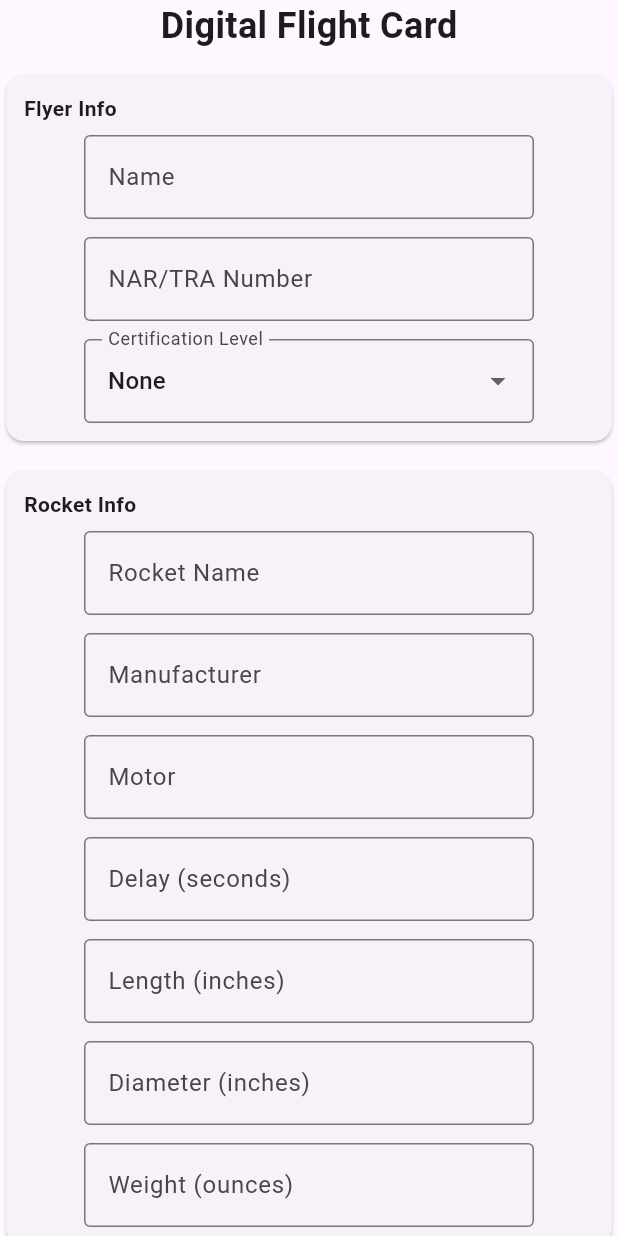
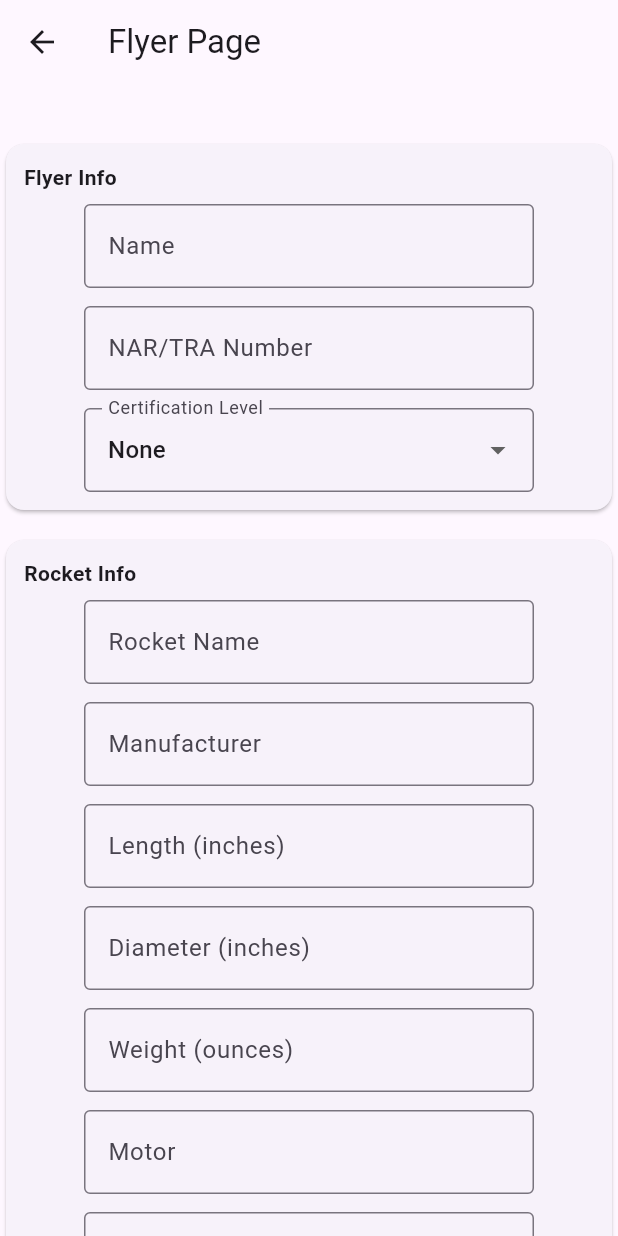
Before and after one commit to coastphase/digital-flight-card, a Flutter app: the FlyerPage screen opened directly, on a phone screen of 412 x 824 dp. Run offline on Flutter 3.47's test engine with Material 3 defaults, Android fonts, the phone set to English and light mode, and no system bars; our stand-ins replace qr_flutter, shared_preferences; missing offline and left inert: mobile_scanner; accounts and stored records are empty.

Commit message:
Updated formatting and spacing

```diff
--- a/app/digital_flight_card/lib/flyer_page.dart
+++ b/app/digital_flight_card/lib/flyer_page.dart
@@ -70,20 +70,26 @@ class _FlyerPageState extends State<FlyerPage> {
   @override
   Widget build(BuildContext context) {
     return Scaffold(
-      body: Center(
+      appBar: AppBar(title: const Text('Flyer Page')),
+      body: Padding(
+        padding: const EdgeInsets.only(top: 24.0),
+        child: Center(
           child: SingleChildScrollView(
             child: Column(
               mainAxisSize: MainAxisSize.min,
               children: [
+                //const Text('Digital Flight Card', style: TextStyle(fontSize: 24, fontWeight: FontWeight.bold)),
                 if (_qrData.isNotEmpty) ...[
-                QrImageView(
+                  Padding(
+                    padding: const EdgeInsets.all(24.0),
+                    child: QrImageView(
                       data: _qrData,
                       version: QrVersions.auto,
                       size: 200.0,
                     ),
+                  ),
                   const SizedBox(height: 16),
                 ],
-              const Text('Digital Flight Card', style: TextStyle(fontSize: 24, fontWeight: FontWeight.bold)),
                 const SizedBox(height: 12),
                 Card(
                   child: Padding(
@@ -181,29 +187,6 @@ class _FlyerPageState extends State<FlyerPage> {
                         SizedBox(
                           width: 300,
                           child: TextField(
-                          controller: _rocketMotorController,
-                          decoration: const InputDecoration(
-                            labelText: 'Motor',
-                            border: OutlineInputBorder(),
-                          ),
-                        ),
-                      ),
-                      const SizedBox(height: 12),
-                      SizedBox(
-                        width: 300,
-                        child: TextField(
-                          controller: _rocketDelayController,
-                          keyboardType: TextInputType.number,
-                          decoration: const InputDecoration(
-                            labelText: 'Delay (seconds)',
-                            border: OutlineInputBorder(),
-                          ),
-                        ),
-                      ),
-                      const SizedBox(height: 12),
-                      SizedBox(
-                        width: 300,
-                        child: TextField(
                             controller: _rocketLengthController,
                             keyboardType: const TextInputType.numberWithOptions(decimal: true),
                             decoration: const InputDecoration(
@@ -232,6 +215,29 @@ class _FlyerPageState extends State<FlyerPage> {
                             keyboardType: const TextInputType.numberWithOptions(decimal: true),
                             decoration: const InputDecoration(
                               labelText: 'Weight (ounces)',
+                              border: OutlineInputBorder(),
+                            ),
+                          ),
+                        ),
+                        const SizedBox(height: 12),
+                        SizedBox(
+                          width: 300,
+                          child: TextField(
+                            controller: _rocketMotorController,
+                            decoration: const InputDecoration(
+                              labelText: 'Motor',
+                              border: OutlineInputBorder(),
+                            ),
+                          ),
+                        ),
+                        const SizedBox(height: 12),
+                        SizedBox(
+                          width: 300,
+                          child: TextField(
+                            controller: _rocketDelayController,
+                            keyboardType: TextInputType.number,
+                            decoration: const InputDecoration(
+                              labelText: 'Delay (seconds)',
                               border: OutlineInputBorder(),
                             ),
                           ),
@@ -293,6 +299,7 @@ class _FlyerPageState extends State<FlyerPage> {
             ),
           ),
         ),
+      ),
     );
   }
 }
```
Lines whose indentation alone changed are shown as unchanged.
